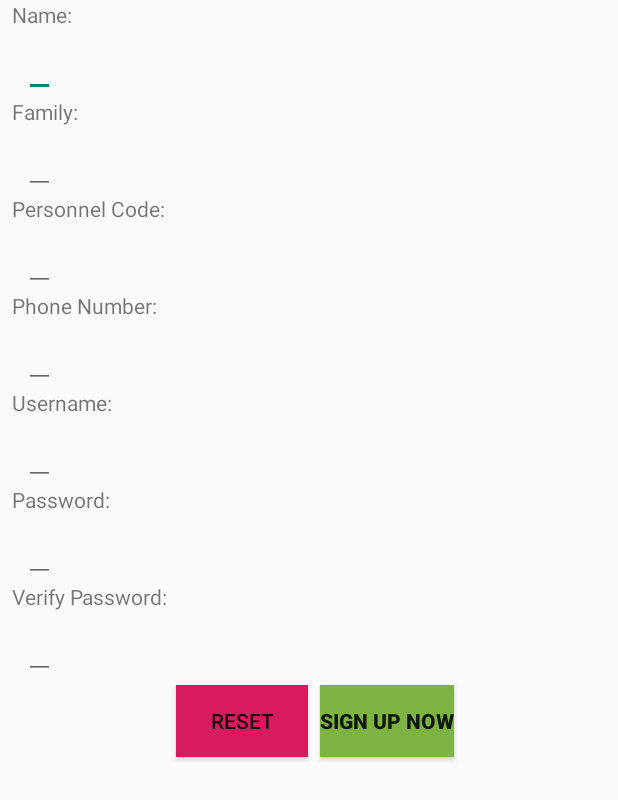
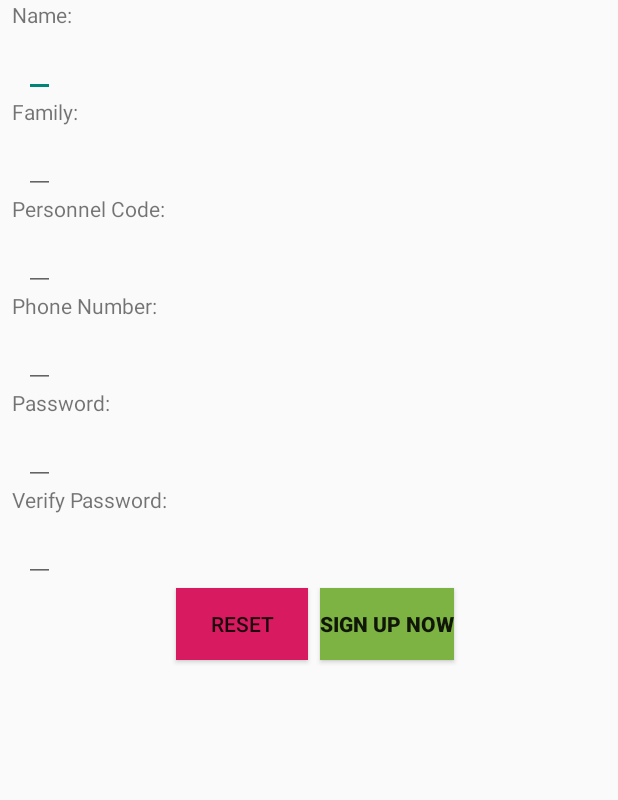
Before and after one commit to Navid-j/project-Manager, an Android app: the SignupActivity screen opened directly, with no data from a screen before it, on a phone screen of 412 x 824 dp. Shown: the top 800 px of the screen. Run offline under Robolectric (Android 15) with nearby library versions, the phone set to English and light mode, and no system bars; libraries missing offline, so code that uses them is left out: com.androidnetworking, com.androidnetworking.common, com.androidnetworking.error, com.androidnetworking.interfaces.

Commit message:
fix Login data

```diff
--- a/app/src/main/java/com/example/projectmanager/Activity/SignupActivity.java
+++ b/app/src/main/java/com/example/projectmanager/Activity/SignupActivity.java
@@ -19,10 +19,12 @@ import com.example.projectmanager.R;
 import org.json.JSONException;
 import org.json.JSONObject;
 
+import static com.example.projectmanager.Activity.LoginActivity.HOST_NAME;
+
 public class SignupActivity extends AppCompatActivity {
 
     Button signupBtn, resetBtn;
-    EditText edtName, edtFamily, edtPersonnelCode, edtPhoneNumber, edtUsername, edtPassword, edtVerifyPassword;
+    EditText edtName, edtFamily, edtPersonnelCode, edtPhoneNumber, edtPassword, edtVerifyPassword;
 
     @Override
     protected void onCreate(Bundle savedInstanceState) {
@@ -35,7 +37,6 @@ public class SignupActivity extends AppCompatActivity {
         edtFamily = findViewById(R.id.edt_signup_family);
         edtPersonnelCode = findViewById(R.id.edt_signup_personnel_code);
         edtPhoneNumber = findViewById(R.id.edt_signup_phone);
-        edtUsername = findViewById(R.id.edt_signup_username);
         edtPassword = findViewById(R.id.edt_signup_password);
         edtVerifyPassword = findViewById(R.id.edt_signup_verify_password);
 
@@ -58,7 +59,6 @@ public class SignupActivity extends AppCompatActivity {
                 edtFamily.setText("");
                 edtPersonnelCode.setText("");
                 edtPhoneNumber.setText("");
-                edtUsername.setText("");
                 edtPassword.setText("");
                 edtVerifyPassword.setText("");
             }
@@ -66,13 +66,12 @@ public class SignupActivity extends AppCompatActivity {
     }
 
     private void signUpUser(String verifiedPass) {
-        AndroidNetworking.get("http://192.168.1.114/mitra/Register.php?first_name={firstName}&last_name={lastName}" +
-                "&personnel_code={personnelCode}&phone_number={phoneNumber}&level=0&user={userName}&pass={password}")
+        AndroidNetworking.get(HOST_NAME + "mitra/Register.php?first_name={firstName}&last_name={lastName}" +
+                "&personnel_code={personnelCode}&phone_number={phoneNumber}&level=0&pass={password}")
                 .addPathParameter("firstName", edtName.getText().toString())
                 .addPathParameter("lastName", edtFamily.getText().toString())
                 .addPathParameter("personnelCode", edtPersonnelCode.getText().toString())
                 .addPathParameter("phoneNumber", edtPhoneNumber.getText().toString())
-                .addPathParameter("userName", edtUsername.getText().toString())
                 .addPathParameter("password", verifiedPass)
                 .setTag(this)
                 .setPriority(Priority.HIGH)
--- a/app/src/main/res/layout/activity_login.xml
+++ b/app/src/main/res/layout/activity_login.xml
@@ -6,6 +6,8 @@
     android:layout_height="match_parent"
     tools:context=".Activity.LoginActivity">
 
+
+
     <EditText
         android:id="@+id/edt_username"
         android:layout_width="wrap_content"
@@ -13,6 +15,7 @@
         android:layout_above="@+id/edt_pass"
         android:layout_centerHorizontal="true"
         android:hint="UserName"
+        android:inputType="number"
         android:singleLine="true"
         android:visibility="gone" />
 
@@ -23,7 +26,7 @@
         android:layout_alignBottom="@+id/edt_username"
         android:layout_marginBottom="6dp"
         android:layout_toLeftOf="@+id/edt_username"
-        android:text="username "
+        android:text="Personnel Code "
         android:visibility="gone" />
 
     <EditText
--- a/app/src/main/res/layout/activity_main.xml
+++ b/app/src/main/res/layout/activity_main.xml
@@ -36,7 +36,7 @@
         android:layout_height="wrap_content"
         android:layout_marginRight="4dp"
         android:layout_toLeftOf="@+id/profile_icon_cardview"
-        android:text="حسن حسنی"
+        android:text="نام کاربری"
         android:textColor="@color/black"
         android:textStyle="bold" />
 
@@ -46,7 +46,7 @@
         android:layout_height="wrap_content"
         android:layout_alignParentLeft="true"
         android:layout_marginLeft="8dp"
-        android:text="ID: 1111111"
+        android:text="ID: ID"
         android:textColor="@color/black"
         android:textStyle="bold" />
 
--- a/app/src/main/res/layout/activity_signup.xml
+++ b/app/src/main/res/layout/activity_signup.xml
@@ -65,18 +65,6 @@
         <TextView
             android:layout_width="wrap_content"
             android:layout_height="wrap_content"
-            android:text="Username: " />
-
-        <EditText
-            android:id="@+id/edt_signup_username"
-            android:layout_width="wrap_content"
-            android:layout_height="wrap_content"
-            android:layout_marginLeft="8dp"
-            android:singleLine="true" />
-
-        <TextView
-            android:layout_width="wrap_content"
-            android:layout_height="wrap_content"
             android:text="Password: " />
 
         <EditText
```
Also changed, not shown: app/src/main/AndroidManifest.xml (+4 -4 lines), app/src/main/java/com/example/projectmanager/Activity/LoginActivity.java (+16 -3 lines), app/src/main/java/com/example/projectmanager/Activity/MainActivity.java (+24 -3 lines).
